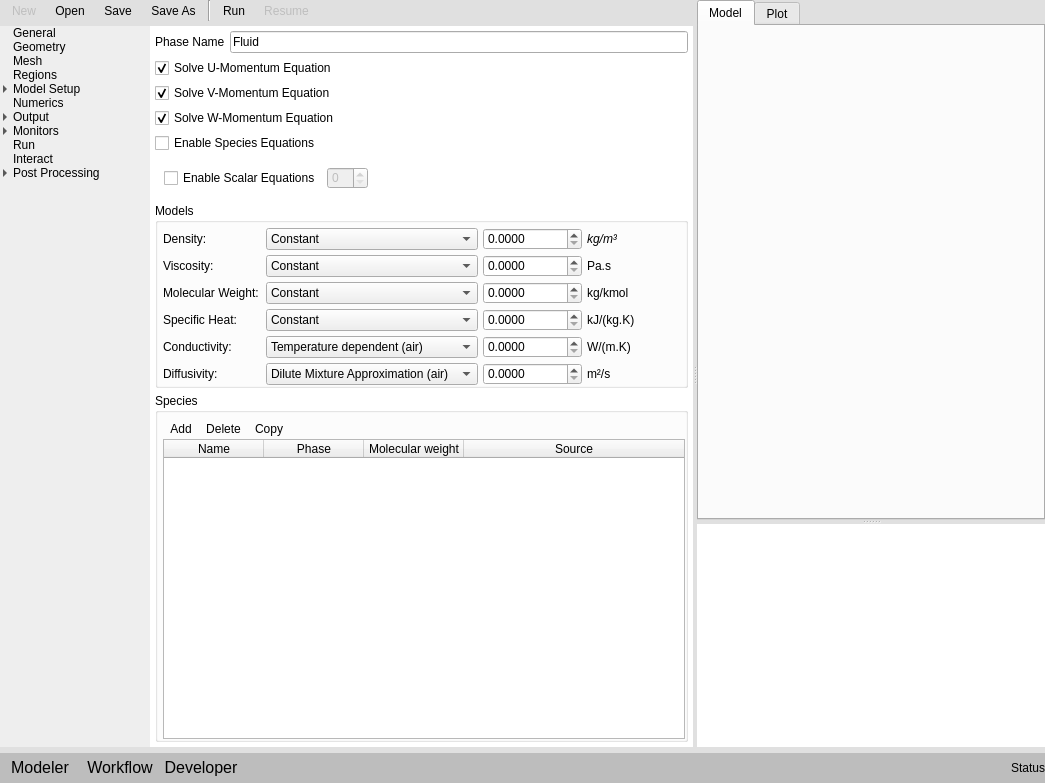
This is gui/uifiles/gui.ui in truongd8593/mfix as Qt 5 draws it before an edit. The edited form follows.
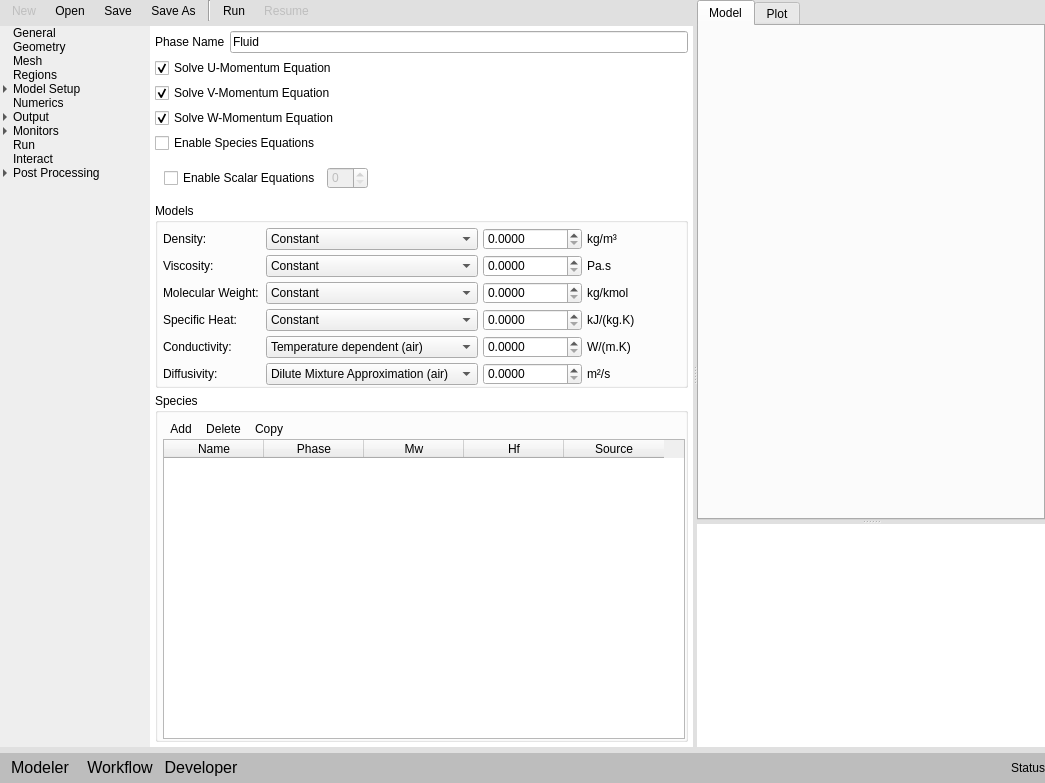
This is the edited form. Custom widgets are drawn as their Qt base class.

What changed in the file:
```diff
--- a/gui/uifiles/gui.ui
+++ b/gui/uifiles/gui.ui
@@ -988,20 +988,6 @@
                         </property>
                        </widget>
                       </item>
-                      <item row="0" column="3">
-                       <widget class="QLabel" name="label_2">
-                        <property name="font">
-                         <font>
-                          <weight>50</weight>
-                          <italic>true</italic>
-                          <bold>false</bold>
-                         </font>
-                        </property>
-                        <property name="text">
-                         <string>kg/m³ </string>
-                        </property>
-                       </widget>
-                      </item>
                       <item row="1" column="3">
                        <widget class="QLabel" name="label_3">
                         <property name="font">
@@ -1062,6 +1048,20 @@
                         </property>
                        </widget>
                       </item>
+                      <item row="0" column="3">
+                       <widget class="QLabel" name="label_2">
+                        <property name="font">
+                         <font>
+                          <weight>50</weight>
+                          <italic>false</italic>
+                          <bold>false</bold>
+                         </font>
+                        </property>
+                        <property name="text">
+                         <string>kg/m³ </string>
+                        </property>
+                       </widget>
+                      </item>
                      </layout>
                     </widget>
                    </item>
@@ -1170,8 +1170,11 @@
                         <attribute name="horizontalHeaderHighlightSections">
                          <bool>false</bool>
                         </attribute>
+                        <attribute name="horizontalHeaderMinimumSectionSize">
+                         <number>12</number>
+                        </attribute>
                         <attribute name="horizontalHeaderStretchLastSection">
-                         <bool>true</bool>
+                         <bool>false</bool>
                         </attribute>
                         <attribute name="verticalHeaderVisible">
                          <bool>false</bool>
@@ -1188,7 +1191,12 @@
                         </column>
                         <column>
                          <property name="text">
-                          <string>Molecular weight</string>
+                          <string>Mw</string>
+                         </property>
+                        </column>
+                        <column>
+                         <property name="text">
+                          <string>Hf</string>
                          </property>
                         </column>
                         <column>
```
Left out of the diff: 3 changed lines with no effect on the pictures.
